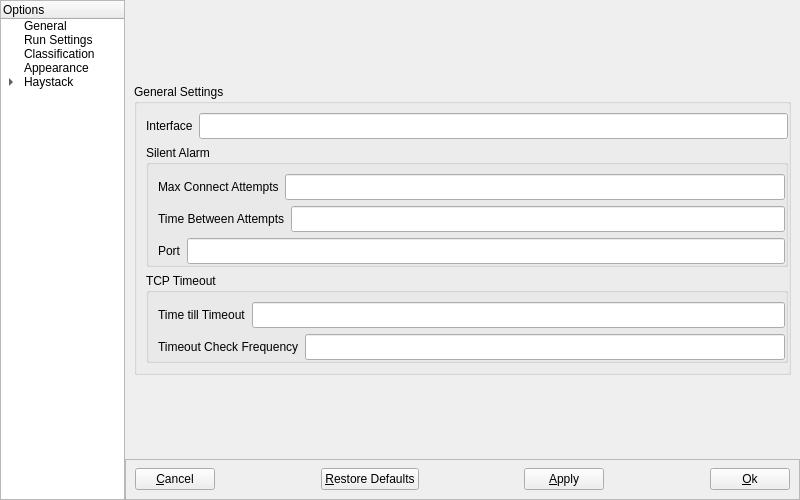
Qt form NovaGUI/UI/novaconfig.ui (altf4/Nova) before a commit.
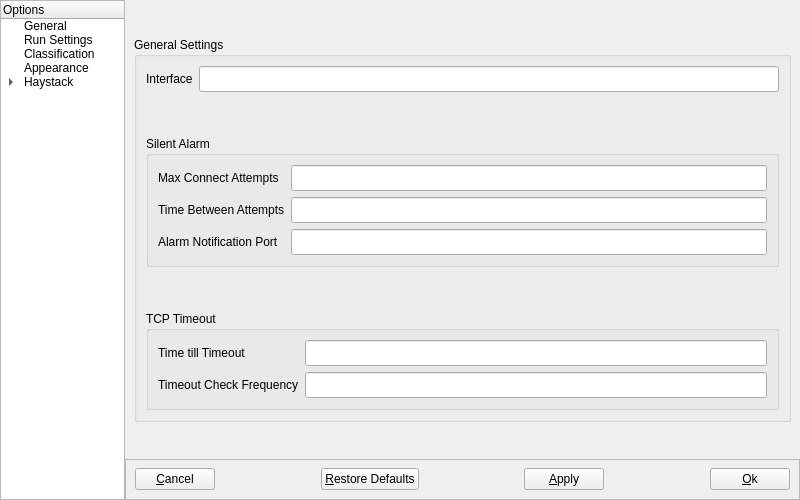
The same form after that commit. The open tabs and pages were chosen to show the change.

Commit message: UI_QT: Change the 'general settings' to a form layout so things line up

```diff
--- a/NovaGUI/UI/novaconfig.ui
+++ b/NovaGUI/UI/novaconfig.ui
@@ -149,13 +149,10 @@
             <property name="flat">
              <bool>true</bool>
             </property>
-            <layout class="QVBoxLayout" name="genSettingsVBox">
-             <property name="rightMargin">
-              <number>0</number>
-             </property>
+            <layout class="QVBoxLayout" name="verticalLayout">
              <item>
-              <layout class="QHBoxLayout" name="interfaceForm">
-               <item>
+              <layout class="QFormLayout" name="formLayout_5">
+               <item row="0" column="0">
                 <widget class="QLabel" name="interfaceLabel">
                  <property name="sizePolicy">
                   <sizepolicy hsizetype="Preferred" vsizetype="Fixed">
@@ -190,7 +187,7 @@
                  </property>
                 </widget>
                </item>
-               <item>
+               <item row="0" column="1">
                 <widget class="QLineEdit" name="interfaceEdit">
                  <property name="sizePolicy">
                   <sizepolicy hsizetype="Expanding" vsizetype="Fixed">
@@ -224,6 +221,19 @@
                </item>
               </layout>
              </item>
+             <item>
+              <spacer name="verticalSpacer">
+               <property name="orientation">
+                <enum>Qt::Vertical</enum>
+               </property>
+               <property name="sizeHint" stdset="0">
+                <size>
+                 <width>20</width>
+                 <height>40</height>
+                </size>
+               </property>
+              </spacer>
+             </item>
              <item>
               <widget class="QGroupBox" name="saGroupBox">
                <property name="title">
@@ -232,16 +242,106 @@
                <property name="flat">
                 <bool>true</bool>
                </property>
-               <layout class="QVBoxLayout" name="SAVBox">
-                <property name="rightMargin">
-                 <number>0</number>
-                </property>
-                <property name="bottomMargin">
-                 <number>0</number>
-                </property>
-                <item>
-                 <layout class="QHBoxLayout" name="tcpMaxConnForm">
-                  <item>
+               <layout class="QFormLayout" name="formLayout_4">
+                <item row="4" column="0">
+                 <widget class="QLabel" name="saPortLabel">
+                  <property name="sizePolicy">
+                   <sizepolicy hsizetype="Preferred" vsizetype="Fixed">
+                    <horstretch>0</horstretch>
+                    <verstretch>0</verstretch>
+                   </sizepolicy>
+                  </property>
+                  <property name="minimumSize">
+                   <size>
+                    <width>0</width>
+                    <height>26</height>
+                   </size>
+                  </property>
+                  <property name="maximumSize">
+                   <size>
+                    <width>16777215</width>
+                    <height>26</height>
+                   </size>
+                  </property>
+                  <property name="toolTip">
+                   <string>&lt;!DOCTYPE HTML PUBLIC &quot;-//W3C//DTD HTML 4.0//EN&quot; &quot;http://www.w3.org/TR/REC-html40/strict.dtd&quot;&gt;
+&lt;html&gt;&lt;head&gt;&lt;meta name=&quot;qrichtext&quot; content=&quot;1&quot; /&gt;&lt;style type=&quot;text/css&quot;&gt;
+p, li { white-space: pre-wrap; }
+&lt;/style&gt;&lt;/head&gt;&lt;body style=&quot; font-family:'Sans Serif'; font-size:9pt; font-weight:400; font-style:normal;&quot;&gt;
+&lt;table border=&quot;0&quot; style=&quot;-qt-table-type: root; margin-top:4px; margin-bottom:4px; margin-left:4px; margin-right:4px;&quot;&gt;
+&lt;tr&gt;
+&lt;td style=&quot;border: none;&quot;&gt;
+&lt;p align=&quot;center&quot; style=&quot; margin-top:0px; margin-bottom:0px; margin-left:0px; margin-right:0px; -qt-block-indent:0; text-indent:0px;&quot;&gt;The port to send silent alarams on.&lt;/p&gt;&lt;/td&gt;&lt;/tr&gt;&lt;/table&gt;&lt;/body&gt;&lt;/html&gt;</string>
+                  </property>
+                  <property name="text">
+                   <string>Alarm Notification Port</string>
+                  </property>
+                 </widget>
+                </item>
+                <item row="4" column="1">
+                 <widget class="QLineEdit" name="saPortEdit">
+                  <property name="sizePolicy">
+                   <sizepolicy hsizetype="Expanding" vsizetype="Fixed">
+                    <horstretch>0</horstretch>
+                    <verstretch>0</verstretch>
+                   </sizepolicy>
+                  </property>
+                  <property name="minimumSize">
+                   <size>
+                    <width>0</width>
+                    <height>26</height>
+                   </size>
+                  </property>
+                  <property name="maximumSize">
+                   <size>
+                    <width>16777215</width>
+                    <height>26</height>
+                   </size>
+                  </property>
+                  <property name="toolTip">
+                   <string>&lt;!DOCTYPE HTML PUBLIC &quot;-//W3C//DTD HTML 4.0//EN&quot; &quot;http://www.w3.org/TR/REC-html40/strict.dtd&quot;&gt;
+&lt;html&gt;&lt;head&gt;&lt;meta name=&quot;qrichtext&quot; content=&quot;1&quot; /&gt;&lt;style type=&quot;text/css&quot;&gt;
+p, li { white-space: pre-wrap; }
+&lt;/style&gt;&lt;/head&gt;&lt;body style=&quot; font-family:'Sans Serif'; font-size:9pt; font-weight:400; font-style:normal;&quot;&gt;
+&lt;table border=&quot;0&quot; style=&quot;-qt-table-type: root; margin-top:4px; margin-bottom:4px; margin-left:4px; margin-right:4px;&quot;&gt;
+&lt;tr&gt;
+&lt;td style=&quot;border: none;&quot;&gt;
+&lt;p align=&quot;center&quot; style=&quot; margin-top:0px; margin-bottom:0px; margin-left:0px; margin-right:0px; -qt-block-indent:0; text-indent:0px;&quot;&gt;The port to send silent alarams on.&lt;/p&gt;&lt;/td&gt;&lt;/tr&gt;&lt;/table&gt;&lt;/body&gt;&lt;/html&gt;</string>
+                  </property>
+                 </widget>
+                </item>
+                <item row="1" column="1">
+                 <widget class="QLineEdit" name="saAttemptsMaxEdit">
+                  <property name="minimumSize">
+                   <size>
+                    <width>0</width>
+                    <height>26</height>
+                   </size>
+                  </property>
+                  <property name="maximumSize">
+                   <size>
+                    <width>16777215</width>
+                    <height>26</height>
+                   </size>
+                  </property>
+                  <property name="font">
+                   <font>
+                    <kerning>true</kerning>
+                   </font>
+                  </property>
+                  <property name="toolTip">
+                   <string>&lt;!DOCTYPE HTML PUBLIC &quot;-//W3C//DTD HTML 4.0//EN&quot; &quot;http://www.w3.org/TR/REC-html40/strict.dtd&quot;&gt;
+&lt;html&gt;&lt;head&gt;&lt;meta name=&quot;qrichtext&quot; content=&quot;1&quot; /&gt;&lt;style type=&quot;text/css&quot;&gt;
+p, li { white-space: pre-wrap; }
+&lt;/style&gt;&lt;/head&gt;&lt;body style=&quot; font-family:'Sans Serif'; font-size:9pt; font-weight:400; font-style:normal;&quot;&gt;
+&lt;table border=&quot;0&quot; style=&quot;-qt-table-type: root; margin-top:4px; margin-bottom:4px; margin-left:4px; margin-right:4px;&quot;&gt;
+&lt;tr&gt;
+&lt;td style=&quot;border: none;&quot;&gt;
+&lt;p align=&quot;center&quot; style=&quot; margin-top:0px; margin-bottom:0px; margin-left:0px; margin-right:0px; -qt-block-indent:0; text-indent:0px;&quot;&gt;The IP address to send silent alarams from.&lt;/p&gt;&lt;/td&gt;&lt;/tr&gt;&lt;/table&gt;&lt;/body&gt;&lt;/html&gt;</string>
+                  </property>
+                 </widget>
+                </item>
+                <item row="1" column="0">
                    <widget class="QLabel" name="saAttemptsMaxLabel">
                     <property name="sizePolicy">
                      <sizepolicy hsizetype="Preferred" vsizetype="Fixed">
@@ -276,42 +376,7 @@
                     </property>
                    </widget>
                   </item>
-                  <item>
-                   <widget class="QLineEdit" name="saAttemptsMaxEdit">
-                    <property name="minimumSize">
-                     <size>
-                      <width>0</width>
-                      <height>26</height>
-                     </size>
-                    </property>
-                    <property name="maximumSize">
-                     <size>
-                      <width>16777215</width>
-                      <height>26</height>
-                     </size>
-                    </property>
-                    <property name="font">
-                     <font>
-                      <kerning>true</kerning>
-                     </font>
-                    </property>
-                    <property name="toolTip">
-                     <string>&lt;!DOCTYPE HTML PUBLIC &quot;-//W3C//DTD HTML 4.0//EN&quot; &quot;http://www.w3.org/TR/REC-html40/strict.dtd&quot;&gt;
-&lt;html&gt;&lt;head&gt;&lt;meta name=&quot;qrichtext&quot; content=&quot;1&quot; /&gt;&lt;style type=&quot;text/css&quot;&gt;
-p, li { white-space: pre-wrap; }
-&lt;/style&gt;&lt;/head&gt;&lt;body style=&quot; font-family:'Sans Serif'; font-size:9pt; font-weight:400; font-style:normal;&quot;&gt;
-&lt;table border=&quot;0&quot; style=&quot;-qt-table-type: root; margin-top:4px; margin-bottom:4px; margin-left:4px; margin-right:4px;&quot;&gt;
-&lt;tr&gt;
-&lt;td style=&quot;border: none;&quot;&gt;
-&lt;p align=&quot;center&quot; style=&quot; margin-top:0px; margin-bottom:0px; margin-left:0px; margin-right:0px; -qt-block-indent:0; text-indent:0px;&quot;&gt;The IP address to send silent alarams from.&lt;/p&gt;&lt;/td&gt;&lt;/tr&gt;&lt;/table&gt;&lt;/body&gt;&lt;/html&gt;</string>
-                    </property>
-                   </widget>
-                  </item>
-                 </layout>
-                </item>
-                <item>
-                 <layout class="QHBoxLayout" name="SATcpTimeoutForm">
-                  <item>
+                <item row="2" column="0">
                    <widget class="QLabel" name="saAttemptsTimeLabel">
                     <property name="sizePolicy">
                      <sizepolicy hsizetype="Preferred" vsizetype="Fixed">
@@ -346,7 +411,7 @@
                     </property>
                    </widget>
                   </item>
-                  <item>
+                <item row="2" column="1">
                    <widget class="QLineEdit" name="saAttemptsTimeEdit">
                     <property name="minimumSize">
                      <size>
@@ -378,80 +443,20 @@
                    </widget>
                   </item>
                  </layout>
-                </item>
-                <item>
-                 <layout class="QHBoxLayout" name="SAportForm">
-                  <item>
-                   <widget class="QLabel" name="saPortLabel">
-                    <property name="sizePolicy">
-                     <sizepolicy hsizetype="Preferred" vsizetype="Fixed">
-                      <horstretch>0</horstretch>
-                      <verstretch>0</verstretch>
-                     </sizepolicy>
-                    </property>
-                    <property name="minimumSize">
-                     <size>
-                      <width>0</width>
-                      <height>26</height>
-                     </size>
-                    </property>
-                    <property name="maximumSize">
-                     <size>
-                      <width>16777215</width>
-                      <height>26</height>
-                     </size>
-                    </property>
-                    <property name="toolTip">
-                     <string>&lt;!DOCTYPE HTML PUBLIC &quot;-//W3C//DTD HTML 4.0//EN&quot; &quot;http://www.w3.org/TR/REC-html40/strict.dtd&quot;&gt;
-&lt;html&gt;&lt;head&gt;&lt;meta name=&quot;qrichtext&quot; content=&quot;1&quot; /&gt;&lt;style type=&quot;text/css&quot;&gt;
-p, li { white-space: pre-wrap; }
-&lt;/style&gt;&lt;/head&gt;&lt;body style=&quot; font-family:'Sans Serif'; font-size:9pt; font-weight:400; font-style:normal;&quot;&gt;
-&lt;table border=&quot;0&quot; style=&quot;-qt-table-type: root; margin-top:4px; margin-bottom:4px; margin-left:4px; margin-right:4px;&quot;&gt;
-&lt;tr&gt;
-&lt;td style=&quot;border: none;&quot;&gt;
-&lt;p align=&quot;center&quot; style=&quot; margin-top:0px; margin-bottom:0px; margin-left:0px; margin-right:0px; -qt-block-indent:0; text-indent:0px;&quot;&gt;The port to send silent alarams on.&lt;/p&gt;&lt;/td&gt;&lt;/tr&gt;&lt;/table&gt;&lt;/body&gt;&lt;/html&gt;</string>
-                    </property>
-                    <property name="text">
-                     <string>Port</string>
-                    </property>
                    </widget>
                   </item>
                   <item>
-                   <widget class="QLineEdit" name="saPortEdit">
-                    <property name="sizePolicy">
-                     <sizepolicy hsizetype="Expanding" vsizetype="Fixed">
-                      <horstretch>0</horstretch>
-                      <verstretch>0</verstretch>
-                     </sizepolicy>
-                    </property>
-                    <property name="minimumSize">
+              <spacer name="verticalSpacer_2">
+               <property name="orientation">
+                <enum>Qt::Vertical</enum>
+               </property>
+               <property name="sizeHint" stdset="0">
                      <size>
-                      <width>0</width>
-                      <height>26</height>
-                     </size>
-                    </property>
-                    <property name="maximumSize">
-                     <size>
-                      <width>16777215</width>
-                      <height>26</height>
-                     </size>
-                    </property>
-                    <property name="toolTip">
-                     <string>&lt;!DOCTYPE HTML PUBLIC &quot;-//W3C//DTD HTML 4.0//EN&quot; &quot;http://www.w3.org/TR/REC-html40/strict.dtd&quot;&gt;
-&lt;html&gt;&lt;head&gt;&lt;meta name=&quot;qrichtext&quot; content=&quot;1&quot; /&gt;&lt;style type=&quot;text/css&quot;&gt;
-p, li { white-space: pre-wrap; }
-&lt;/style&gt;&lt;/head&gt;&lt;body style=&quot; font-family:'Sans Serif'; font-size:9pt; font-weight:400; font-style:normal;&quot;&gt;
-&lt;table border=&quot;0&quot; style=&quot;-qt-table-type: root; margin-top:4px; margin-bottom:4px; margin-left:4px; margin-right:4px;&quot;&gt;
-&lt;tr&gt;
-&lt;td style=&quot;border: none;&quot;&gt;
-&lt;p align=&quot;center&quot; style=&quot; margin-top:0px; margin-bottom:0px; margin-left:0px; margin-right:0px; -qt-block-indent:0; text-indent:0px;&quot;&gt;The port to send silent alarams on.&lt;/p&gt;&lt;/td&gt;&lt;/tr&gt;&lt;/table&gt;&lt;/body&gt;&lt;/html&gt;</string>
-                    </property>
-                   </widget>
-                  </item>
-                 </layout>
-                </item>
-               </layout>
-              </widget>
+                 <width>20</width>
+                 <height>40</height>
+                </size>
+               </property>
+              </spacer>
              </item>
              <item>
               <widget class="QGroupBox" name="tcpGroupBox">
@@ -461,16 +466,8 @@
                <property name="flat">
                 <bool>true</bool>
                </property>
-               <layout class="QVBoxLayout" name="TCPVBox">
-                <property name="rightMargin">
-                 <number>0</number>
-                </property>
-                <property name="bottomMargin">
-                 <number>0</number>
-                </property>
-                <item>
-                 <layout class="QHBoxLayout" name="tcpTimeoutForm">
-                  <item>
+               <layout class="QFormLayout" name="formLayout_3">
+                <item row="0" column="0">
                    <widget class="QLabel" name="tcpTimeoutLabel">
                     <property name="minimumSize">
                      <size>
@@ -499,7 +496,7 @@
                     </property>
                    </widget>
                   </item>
-                  <item>
+                <item row="0" column="1">
                    <widget class="QLineEdit" name="tcpTimeoutEdit">
                     <property name="minimumSize">
                      <size>
@@ -525,11 +522,7 @@
                     </property>
                    </widget>
                   </item>
-                 </layout>
-                </item>
-                <item>
-                 <layout class="QHBoxLayout" name="timeoutCheckFreqForm">
-                  <item>
+                <item row="1" column="0">
                    <widget class="QLabel" name="tcpFrequencyLabel">
                     <property name="minimumSize">
                      <size>
@@ -558,7 +551,7 @@
                     </property>
                    </widget>
                   </item>
-                  <item>
+                <item row="1" column="1">
                    <widget class="QLineEdit" name="tcpFrequencyEdit">
                     <property name="minimumSize">
                      <size>
@@ -583,8 +576,6 @@
 &lt;p align=&quot;center&quot; style=&quot; margin-top:0px; margin-bottom:0px; margin-left:0px; margin-right:0px; -qt-block-indent:0; text-indent:0px;&quot;&gt;How long to wait (in seconds) between checking for timed out TCP sessions.&lt;/p&gt;&lt;/td&gt;&lt;/tr&gt;&lt;/table&gt;&lt;/body&gt;&lt;/html&gt;</string>
                     </property>
                    </widget>
-                  </item>
-                 </layout>
                 </item>
                </layout>
               </widget>
```
Lines whose indentation alone changed are shown as unchanged.
